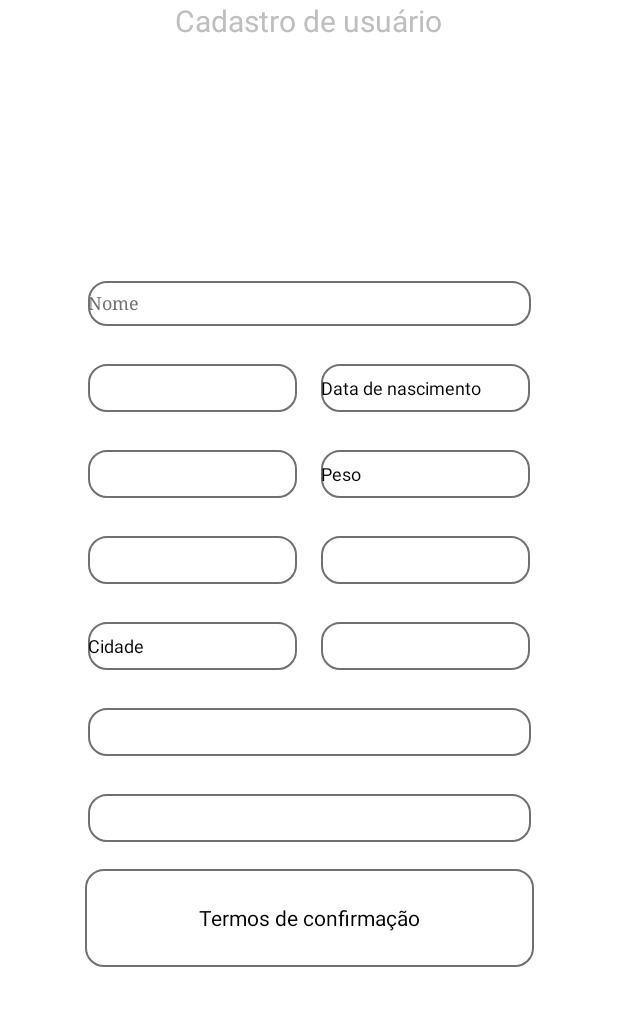
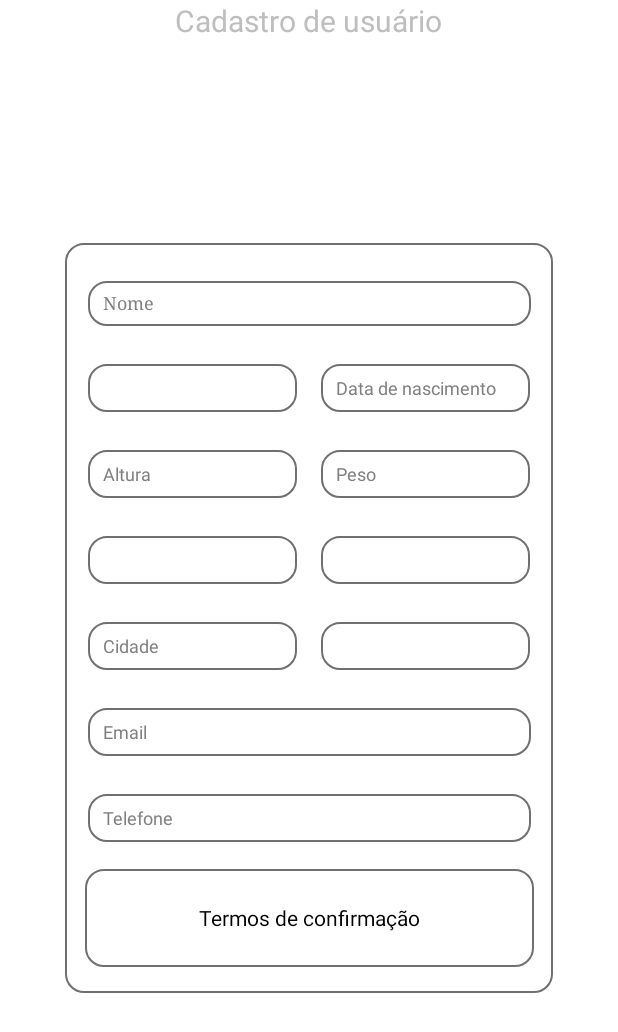
Before and after one commit to ingridmiranda/android-heath-tracking, an Android app: the DadosPessoaisActivity screen opened directly, with no data from a screen before it, on a phone screen of 412 x 824 dp. Shown: the top 1032 px of the screen. Run offline under Robolectric (Android 15) with nearby library versions, the phone set to English and light mode, and no system bars; libraries missing offline, so code that uses them is left out: com.github.rtoshiro.util; 19 statements that could not run were skipped.

Commit message:
Inserir nomes aos campos

```diff
--- a/app/src/main/java/com/example/healthtracking/DadosPessoaisActivity.java
+++ b/app/src/main/java/com/example/healthtracking/DadosPessoaisActivity.java
@@ -41,7 +41,7 @@ public class DadosPessoaisActivity extends Activity {
         MaskPattern mp02 = new MaskPattern("[0-2]");
         MaskPattern mp01 = new MaskPattern("[0-1]");
 
-        MaskFormatter mfData = new MaskFormatter("[0-1][0-9]/[0-1][0-9]/[0-2][0-9][0-9][0-9]");
+        MaskFormatter mfData = new MaskFormatter("[0-3][0-9]/[0-1][0-9]/[0-2][0-9][0-9][0-9]");
 
         mfData.registerPattern(mp01);
         mfData.registerPattern(mp03);
--- a/app/src/main/res/layout/cadastro_dados_pessoais.xml
+++ b/app/src/main/res/layout/cadastro_dados_pessoais.xml
@@ -22,7 +22,7 @@
         android:id="@+id/linearLayout"
         android:layout_width="325dp"
         android:layout_height="500dp"
-        android:background="#FFFFFF"
+        android:background="@drawable/rounded"
         android:fadingEdgeLength="10dp"
         android:orientation="vertical"
         app:layout_constraintBottom_toBottomOf="parent"
@@ -37,13 +37,14 @@
         android:layout_width="295dp"
         android:layout_height="30dp"
         android:layout_marginTop="25dp"
+        android:background="@drawable/rounded"
         android:ems="10"
+        android:hint="Nome"
         android:inputType="textPersonName"
-        android:background="@drawable/rounded"
-        android:text="Nome"
         android:textColor="#707070"
         android:textSize="12sp"
         android:typeface="serif"
+        android:paddingLeft="10dp"
         app:layout_constraintEnd_toEndOf="parent"
         app:layout_constraintStart_toStartOf="parent"
         app:layout_constraintTop_toTopOf="@+id/linearLayout" />
@@ -68,6 +69,7 @@
         android:layout_marginTop="25dp"
         android:spinnerMode="dropdown"
         android:textSize="12sp"
+        android:paddingLeft="10dp"
         android:background="@drawable/rounded"
         app:layout_constraintStart_toStartOf="@+id/linearLayout"
         app:layout_constraintTop_toBottomOf="@+id/txtNome" />
@@ -79,8 +81,9 @@
         android:background="@drawable/rounded"
         android:ems="10"
         android:inputType="date"
-        android:text="Data de nascimento"
+        android:hint="Data de nascimento"
         android:textSize="12sp"
+        android:paddingLeft="10dp"
         app:layout_constraintBottom_toBottomOf="@+id/spinnerSexo"
         app:layout_constraintEnd_toEndOf="@+id/linearLayout"
         app:layout_constraintStart_toEndOf="@+id/spinnerSexo"
@@ -93,8 +96,10 @@
         android:layout_marginTop="25dp"
         android:background="@drawable/rounded"
         android:ems="10"
+        android:hint="Altura"
         android:inputType="numberDecimal"
         android:textSize="12sp"
+        android:paddingLeft="10dp"
         app:layout_constraintEnd_toEndOf="@+id/spinnerSexo"
         app:layout_constraintStart_toStartOf="@+id/spinnerSexo"
         app:layout_constraintTop_toBottomOf="@+id/spinnerSexo" />
@@ -106,8 +111,9 @@
         android:background="@drawable/rounded"
         android:ems="10"
         android:inputType="numberDecimal"
-        android:text="Peso"
+        android:hint="Peso"
         android:textSize="12sp"
+        android:paddingLeft="10dp"
         app:layout_constraintBottom_toBottomOf="@+id/txtAltura"
         app:layout_constraintEnd_toEndOf="@+id/txtDataNascimento"
         app:layout_constraintStart_toStartOf="@+id/txtDataNascimento"
@@ -119,6 +125,7 @@
         android:layout_height="32dp"
         android:layout_marginTop="25dp"
         android:textSize="12sp"
+        android:paddingLeft="10dp"
         android:background="@drawable/rounded"
         app:layout_constraintEnd_toEndOf="@+id/txtAltura"
         app:layout_constraintStart_toStartOf="@+id/txtAltura"
@@ -129,6 +136,7 @@
         android:layout_width="139dp"
         android:layout_height="32dp"
         android:textSize="12sp"
+        android:paddingLeft="10dp"
         android:background="@drawable/rounded"
         app:layout_constraintEnd_toEndOf="@+id/txtPeso"
         app:layout_constraintStart_toStartOf="@+id/txtPeso"
@@ -141,8 +149,9 @@
         android:layout_marginTop="25dp"
         android:ems="10"
         android:inputType="textPersonName"
-        android:text="Cidade"
+        android:hint="Cidade"
         android:textSize="12sp"
+        android:paddingLeft="10dp"
         android:background="@drawable/rounded"
         app:layout_constraintEnd_toEndOf="@+id/spinnerEstadoCivil"
         app:layout_constraintTop_toBottomOf="@+id/spinnerEstadoCivil" />
@@ -152,6 +161,7 @@
         android:layout_width="139dp"
         android:layout_height="32dp"
         android:textSize="12sp"
+        android:paddingLeft="10dp"
         android:background="@drawable/rounded"
         app:layout_constraintEnd_toEndOf="@+id/spinnerAvatar"
         app:layout_constraintStart_toStartOf="@+id/spinnerAvatar"
@@ -166,6 +176,8 @@
         android:inputType="textEmailAddress"
         android:textSize="12sp"
         android:background="@drawable/rounded"
+        android:hint="Email"
+        android:paddingLeft="10dp"
         app:layout_constraintEnd_toEndOf="@+id/spinnerEstado"
         app:layout_constraintStart_toStartOf="@+id/txtCidade"
         app:layout_constraintTop_toBottomOf="@+id/txtCidade" />
@@ -175,10 +187,12 @@
         android:layout_width="295dp"
         android:layout_height="32dp"
         android:layout_marginTop="25dp"
+        android:background="@drawable/rounded"
         android:ems="10"
+        android:hint="Telefone"
         android:inputType="phone"
         android:textSize="12sp"
-        android:background="@drawable/rounded"
+        android:paddingLeft="10dp"
         app:layout_constraintEnd_toEndOf="@+id/txtEmail"
         app:layout_constraintStart_toStartOf="@+id/txtEmail"
         app:layout_constraintTop_toBottomOf="@+id/txtEmail" />
```
